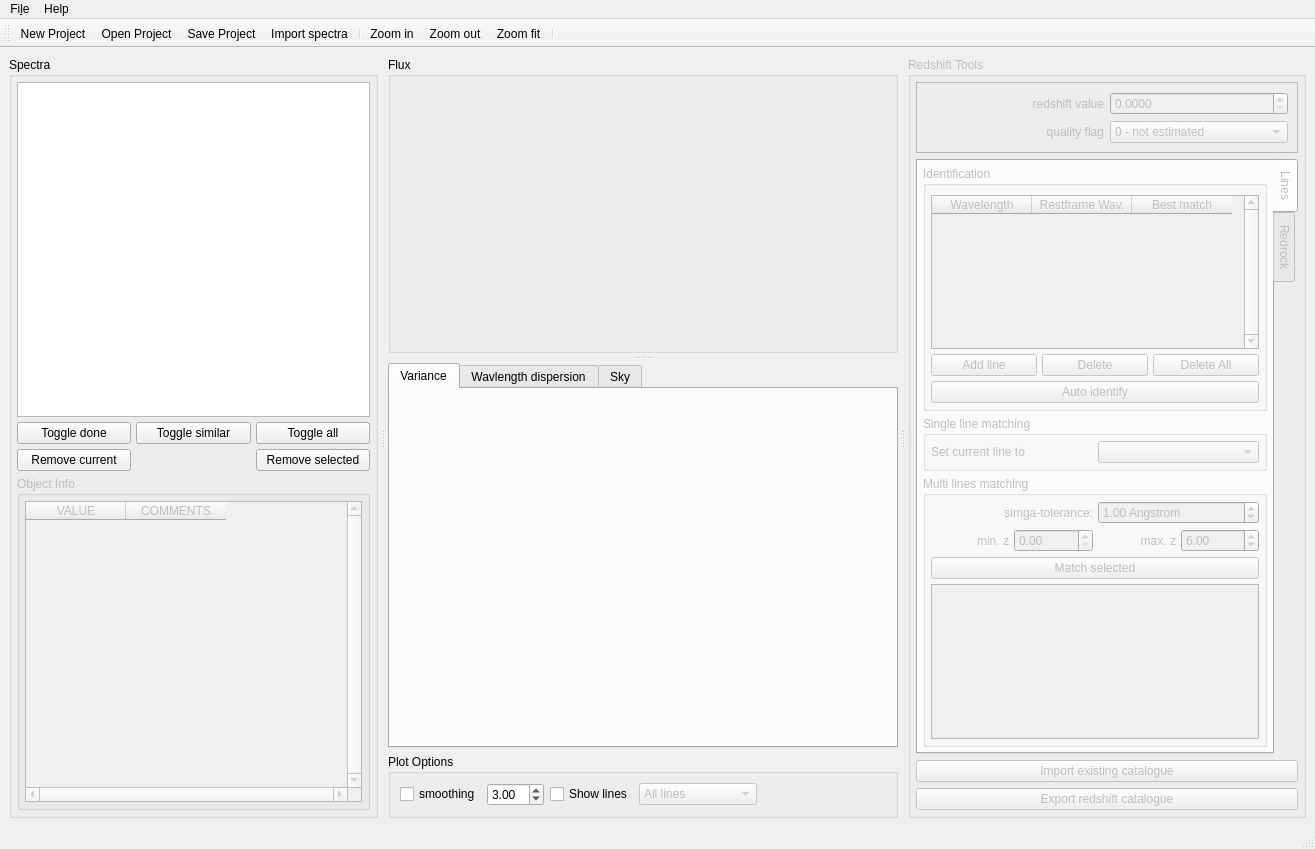
Before: the Qt Designer form src/redmost/ui/main_window.ui in mauritiusdadd/redmost, drawn with Qt 5.
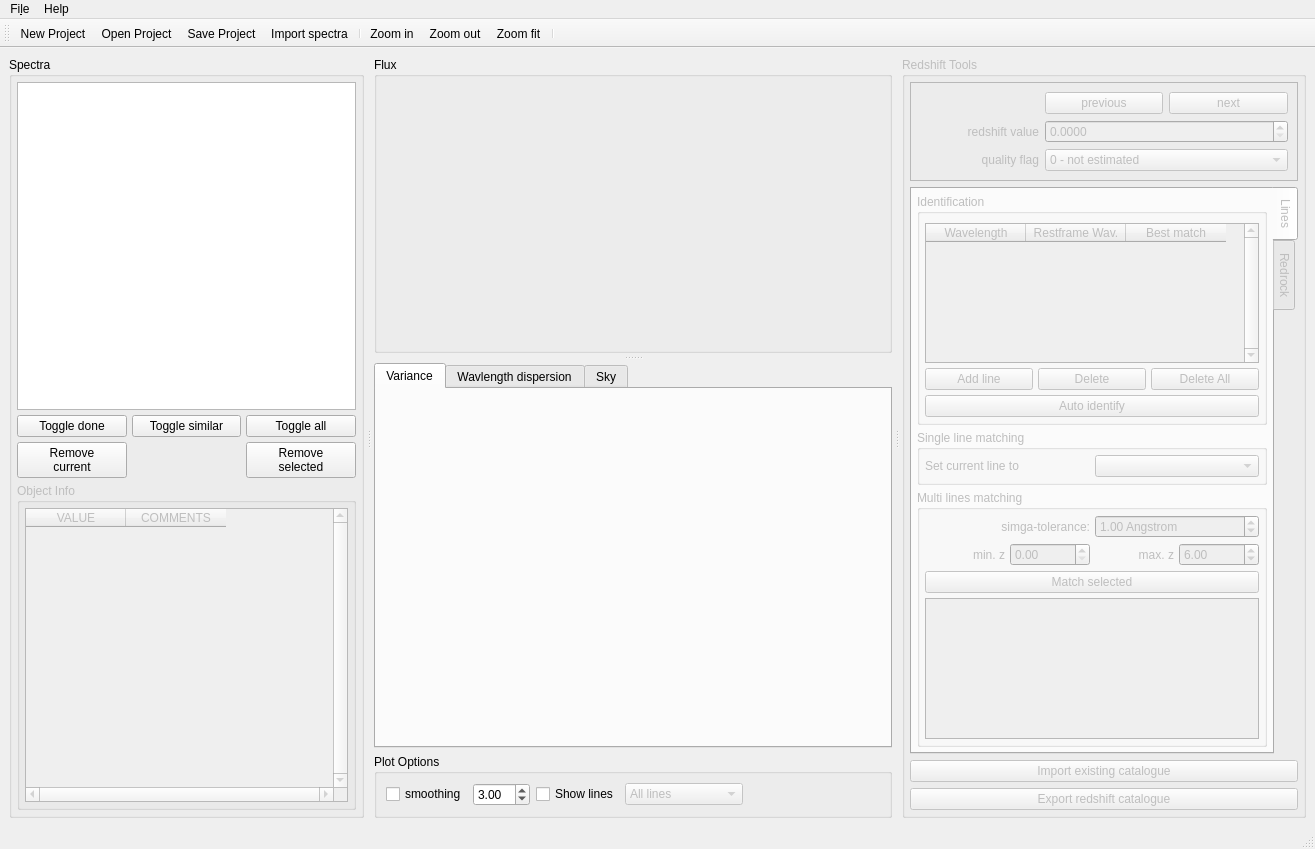
After: the same form once the commit is applied. Icons and pictures are not drawn.

```diff
--- a/src/redmost/ui/main_window.ui
+++ b/src/redmost/ui/main_window.ui
@@ -100,7 +100,8 @@
           <item row="1" column="0">
            <widget class="QPushButton" name="remove_spec_button">
             <property name="text">
-             <string>Remove current</string>
+             <string>Remove
+current</string>
             </property>
            </widget>
           </item>
@@ -128,7 +129,8 @@
           <item row="1" column="2">
            <widget class="QPushButton" name="remove_selected_button">
             <property name="text">
-             <string>Remove selected</string>
+             <string>Remove
+selected</string>
             </property>
            </widget>
           </item>
@@ -515,8 +517,8 @@
           <property name="frameShape">
            <enum>QFrame::StyledPanel</enum>
           </property>
-          <layout class="QGridLayout" name="gridLayout" columnstretch="0,0">
-           <item row="1" column="0">
+          <layout class="QGridLayout" name="gridLayout" columnstretch="0,0,0">
+           <item row="2" column="0">
             <widget class="QLabel" name="label_4">
              <property name="sizePolicy">
               <sizepolicy hsizetype="Minimum" vsizetype="Minimum">
@@ -532,42 +534,7 @@
              </property>
             </widget>
            </item>
-           <item row="1" column="1">
-            <widget class="QComboBox" name="qflag_combo_box">
-             <property name="sizePolicy">
-              <sizepolicy hsizetype="Minimum" vsizetype="Minimum">
-               <horstretch>0</horstretch>
-               <verstretch>0</verstretch>
-              </sizepolicy>
-             </property>
-             <item>
-              <property name="text">
-               <string>0 - not estimated</string>
-              </property>
-             </item>
-             <item>
-              <property name="text">
-               <string>1 - unreliable</string>
-              </property>
-             </item>
-             <item>
-              <property name="text">
-               <string>2 - likely</string>
-              </property>
-             </item>
-             <item>
-              <property name="text">
-               <string>3 - secure</string>
-              </property>
-             </item>
-             <item>
-              <property name="text">
-               <string>9 - from one line</string>
-              </property>
-             </item>
-            </widget>
-           </item>
-           <item row="0" column="0">
+           <item row="1" column="0">
             <widget class="QLabel" name="label">
              <property name="sizePolicy">
               <sizepolicy hsizetype="Minimum" vsizetype="Minimum">
@@ -583,7 +550,21 @@
              </property>
             </widget>
            </item>
+           <item row="0" column="2">
+            <widget class="QPushButton" name="next_spec_button">
+             <property name="text">
+              <string>next</string>
+             </property>
+            </widget>
+           </item>
            <item row="0" column="1">
+            <widget class="QPushButton" name="previous_spec_button">
+             <property name="text">
+              <string>previous</string>
+             </property>
+            </widget>
+           </item>
+           <item row="1" column="1" colspan="2">
             <widget class="QDoubleSpinBox" name="z_dspinbox">
              <property name="decimals">
               <number>4</number>
@@ -596,6 +577,41 @@
              </property>
             </widget>
            </item>
+           <item row="2" column="1" colspan="2">
+            <widget class="QComboBox" name="qflag_combo_box">
+             <property name="sizePolicy">
+              <sizepolicy hsizetype="Minimum" vsizetype="Minimum">
+               <horstretch>0</horstretch>
+               <verstretch>0</verstretch>
+              </sizepolicy>
+             </property>
+             <item>
+              <property name="text">
+               <string>0 - not estimated</string>
+              </property>
+             </item>
+             <item>
+              <property name="text">
+               <string>1 - unreliable</string>
+              </property>
+             </item>
+             <item>
+              <property name="text">
+               <string>2 - likely</string>
+              </property>
+             </item>
+             <item>
+              <property name="text">
+               <string>3 - secure</string>
+              </property>
+             </item>
+             <item>
+              <property name="text">
+               <string>9 - from one line</string>
+              </property>
+             </item>
+            </widget>
+           </item>
           </layout>
          </widget>
         </item>
```
Left out of the diff: 9 changed lines with no effect on the pictures.
